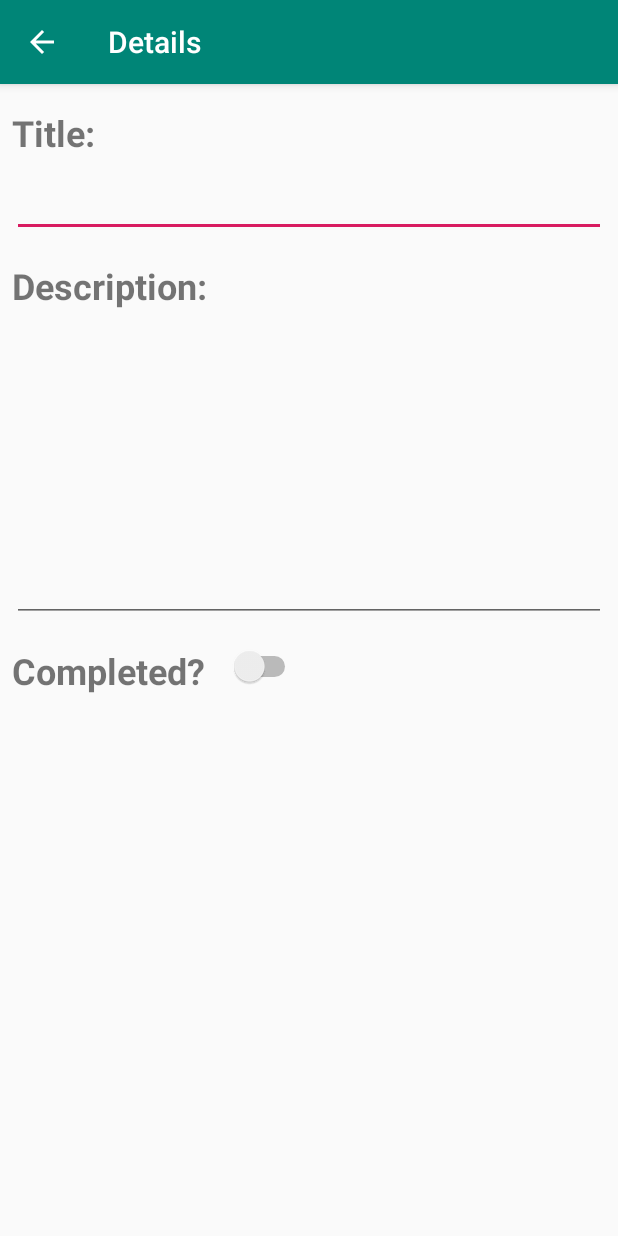
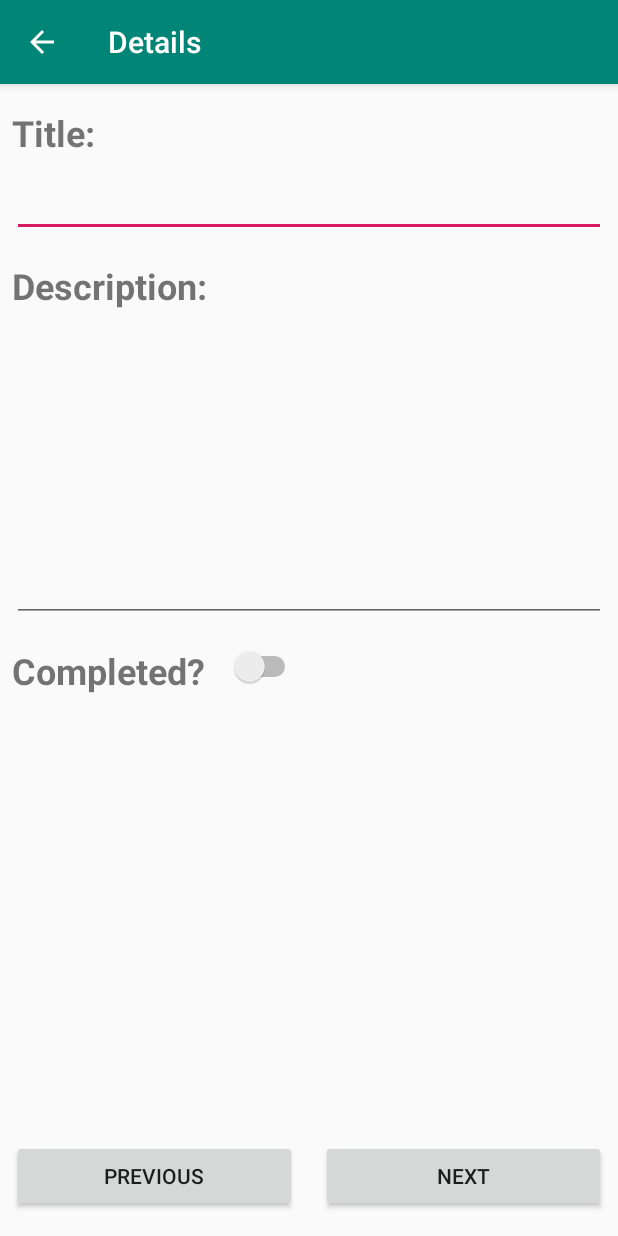
Before and after one commit to dkaminski55/ToDo_DawidKaminski, an Android app: the ToDoFragment screen opened directly, with no data from a screen before it, on a phone screen of 412 x 824 dp. Run offline under Robolectric (Android 15) with nearby library versions, the phone set to English and light mode, and no system bars; 4 statements that could not run were skipped.

```diff
--- /dev/null
+++ b/app/src/main/java/com/example/todo_dawidkaminski/Listeners/OnSwipeTouchListener.java
@@ -0,0 +1,61 @@
+package com.example.todo_dawidkaminski.Listeners;
+
+import android.content.Context;
+import android.view.GestureDetector;
+import android.view.MotionEvent;
+import android.view.View;
+
+public class OnSwipeTouchListener implements View.OnTouchListener{
+
+    private final GestureDetector gestureDetector;
+
+    public OnSwipeTouchListener(Context context){
+        gestureDetector = new GestureDetector(context, new GestureListener());
+    }
+    @Override
+    public boolean onTouch(View v, MotionEvent event) {
+        return gestureDetector.onTouchEvent(event);
+    }
+
+    private final class GestureListener extends GestureDetector.SimpleOnGestureListener{
+        private static final int SWIPE_THRESHOLD = 100;
+        private static final int SWIPE_VELOCITY_THRESHOLD = 100;
+
+        @Override
+        public boolean onDown(MotionEvent event){
+            return true;
+        }
+
+        @Override
+        public boolean onFling(MotionEvent event1, MotionEvent event2, float velocityX, float velocityY){
+            boolean result = false;
+            try{
+                float diffY = event2.getY() - event1.getY(); //used for top and bottom swipes
+                float diffX = event2.getX() - event1.getX(); //used for left and right swipes
+                if(Math.abs(diffX) > Math.abs(diffY)){
+                    if(Math.abs(diffX) > SWIPE_THRESHOLD && Math.abs(velocityX) > SWIPE_VELOCITY_THRESHOLD){
+                        if(diffX > 0){
+                            onSwipeRight();
+                        }
+                        else{
+                            onSwipeLeft();
+                        }
+                        return true;
+                    }
+                }
+            }
+            catch(Exception ex){
+                ex.printStackTrace();
+            }
+            return result;
+        }
+    }
+
+    public void onSwipeRight(){
+
+    }
+
+    public void onSwipeLeft() {
+
+    }
+}
--- a/app/src/main/java/com/example/todo_dawidkaminski/MainActivity.java
+++ b/app/src/main/java/com/example/todo_dawidkaminski/MainActivity.java
@@ -80,7 +80,7 @@ public class MainActivity extends AppCompatActivity {
             }
         }
         else{
-            Toast.makeText(getApplicationContext(), "There are currently no To Do's.", Toast.LENGTH_SHORT).show();
+            Toast.makeText(getApplicationContext(), "There are currently no To-Do's.", Toast.LENGTH_SHORT).show();
         }
 
 
--- a/app/src/main/res/layout/activity_details.xml
+++ b/app/src/main/res/layout/activity_details.xml
@@ -85,4 +85,32 @@
         android:layout_marginTop="16dp"
         app:layout_constraintStart_toEndOf="@+id/txtItemStatusEdit"
         app:layout_constraintTop_toBottomOf="@+id/editItemDescription" />
+
+    <Button
+        android:id="@+id/buttonPrevious"
+        android:layout_width="0dp"
+        android:layout_height="wrap_content"
+        android:layout_marginStart="8dp"
+        android:layout_marginLeft="8dp"
+        android:layout_marginEnd="8dp"
+        android:layout_marginRight="8dp"
+        android:layout_marginBottom="16dp"
+        android:text="@string/txtButtonPrevious"
+        app:layout_constraintBottom_toBottomOf="parent"
+        app:layout_constraintEnd_toStartOf="@+id/buttonNext"
+        app:layout_constraintStart_toStartOf="parent" />
+
+    <Button
+        android:id="@+id/buttonNext"
+        android:layout_width="0dp"
+        android:layout_height="wrap_content"
+        android:layout_marginStart="8dp"
+        android:layout_marginLeft="8dp"
+        android:layout_marginEnd="8dp"
+        android:layout_marginRight="8dp"
+        android:layout_marginBottom="16dp"
+        android:text="@string/txtButtonNext"
+        app:layout_constraintBottom_toBottomOf="parent"
+        app:layout_constraintEnd_toEndOf="parent"
+        app:layout_constraintStart_toEndOf="@+id/buttonPrevious" />
 </androidx.constraintlayout.widget.ConstraintLayout>
--- a/app/src/main/res/values/strings.xml
+++ b/app/src/main/res/values/strings.xml
@@ -8,4 +8,6 @@
     <string name="itemStatus">Completed? </string>
     <string name="itemDescription">Description:</string>
     <string name="DetailsHeading">Details</string>
+    <string name="txtButtonPrevious">Previous</string>
+    <string name="txtButtonNext">Next</string>
 </resources>
```
Also changed, not shown: app/src/main/java/com/example/todo_dawidkaminski/Classes/ToDoRepository.java (+41 -1 lines), app/src/main/java/com/example/todo_dawidkaminski/Fragments/ToDoFragment.java (+81 -88 lines).
